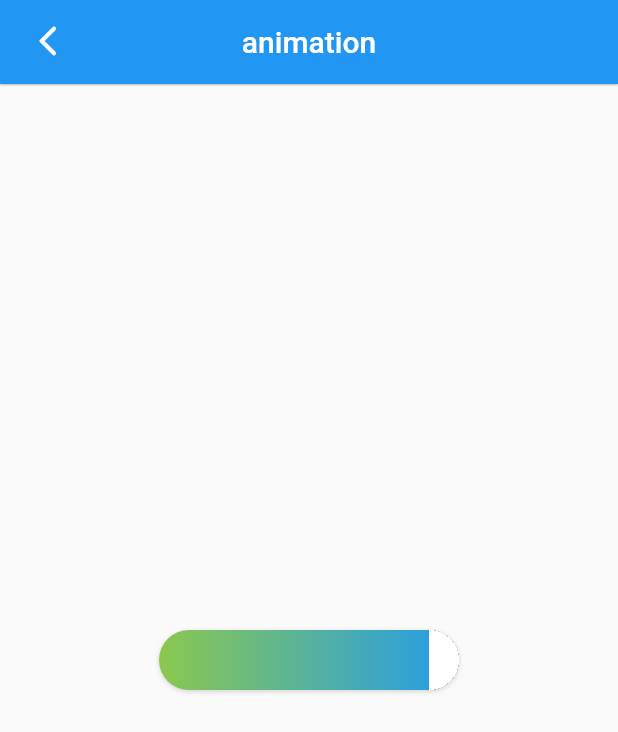
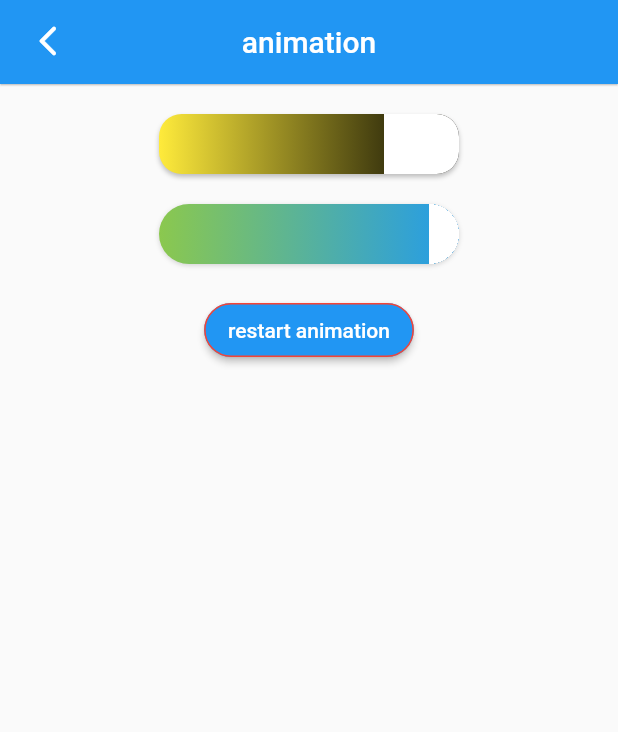
Before and after one commit to zishabei/flutter_repository, a Flutter app: the AnimationOneScreen screen opened directly, on a phone screen of 412 x 824 dp. Shown: the top 732 px of the screen. Run offline on Flutter 3.47's test engine with Material 2 defaults, Android fonts, the light colour scheme and no system bars; our stand-ins replace camera, flutter_hooks, hooks_riverpod, video_player; missing offline and left inert: wechat_assets_picker.

Commit message:
动画练习

```diff
--- a/lib/widget/animation/animation_one_screen.dart
+++ b/lib/widget/animation/animation_one_screen.dart
@@ -17,6 +17,8 @@ class AnimationOneScreen extends StatefulWidget {
 }
 
 class _AnimationOneScreenState extends State<AnimationOneScreen> {
+  double width = 200;
+
   @override
   Widget build(BuildContext context) {
     return AppScaffold(
@@ -28,10 +30,99 @@ class _AnimationOneScreenState extends State<AnimationOneScreen> {
         ),
         body: Container(
           alignment: Alignment.center,
-          child: const AnimationOne(
-            width: 200,
-            renderPercentage: 0.9,
+          child: Column(
+            children: [
+              const SizedBox(
+                height: 20,
+              ),
+              SmartAnimation(
+                key: UniqueKey(),
+                size: Size(width, 40),
+              ),
+              const SizedBox(
+                height: 20,
+              ),
+              // AnimationOne这种方式不推荐，持有状态值太多。使用TweenAnimationBuilder最合适
+              AnimationOne(
+                key: UniqueKey(),
+                width: width,
+                renderPercentage: 0.9,
+              ),
+              const SizedBox(
+                height: 20,
+              ),
+              MaterialButton(
+                shape: RoundedRectangleBorder(
+                  borderRadius: BorderRadius.circular(20), //角の丸み
+                  side: const BorderSide(color: Colors.red), //枠線の設定
+                ),
+                color: Colors.blue,
+                child: const Text(
+                  'restart animation',
+                  style: TextStyle(color: Colors.white),
+                ),
+                onPressed: () {
+                  setState(() {
+                    width = 200;
+                  });
+                },
+              )
+            ],
           ),
         ));
   }
 }
+
+class SmartAnimation extends StatelessWidget {
+  final Size size;
+
+  const SmartAnimation({Key? key, required this.size}) : super(key: key);
+
+  @override
+  Widget build(BuildContext context) {
+    return TweenAnimationBuilder<double>(
+        tween: Tween<double>(begin: 0, end: size.width - 50),
+        duration: const Duration(seconds: 1),
+        curve: Curves.easeInOutCubic,
+        builder: (context, anim, child) {
+          return SizedBox(
+            width: size.width,
+            child: Stack(
+              children: [
+                Container(
+                  width: size.width,
+                  height: size.height,
+                  decoration: BoxDecoration(
+                      gradient: const LinearGradient(
+                        begin: FractionalOffset.centerLeft,
+                        end: FractionalOffset.centerRight,
+                        colors: [Colors.yellow, Colors.black],
+                      ),
+                      color: Colors.red,
+                      boxShadow: [
+                        BoxShadow(
+                            color: Colors.grey[400]!,
+                            blurRadius: 2,
+                            offset: Offset(0, 2))
+                      ],
+                      borderRadius: BorderRadius.circular(15)),
+                ),
+                Align(
+                  alignment: Alignment.centerRight,
+                  child: Container(
+                    width: size.width - anim,
+                    height: size.height,
+                    decoration: BoxDecoration(
+                        color: Colors.white,
+                        borderRadius: anim == 0
+                            ? BorderRadius.circular(15)
+                            : const BorderRadius.horizontal(
+                                right: Radius.circular(15))),
+                  ),
+                ),
+              ],
+            ),
+          );
+        });
+  }
+}
```
